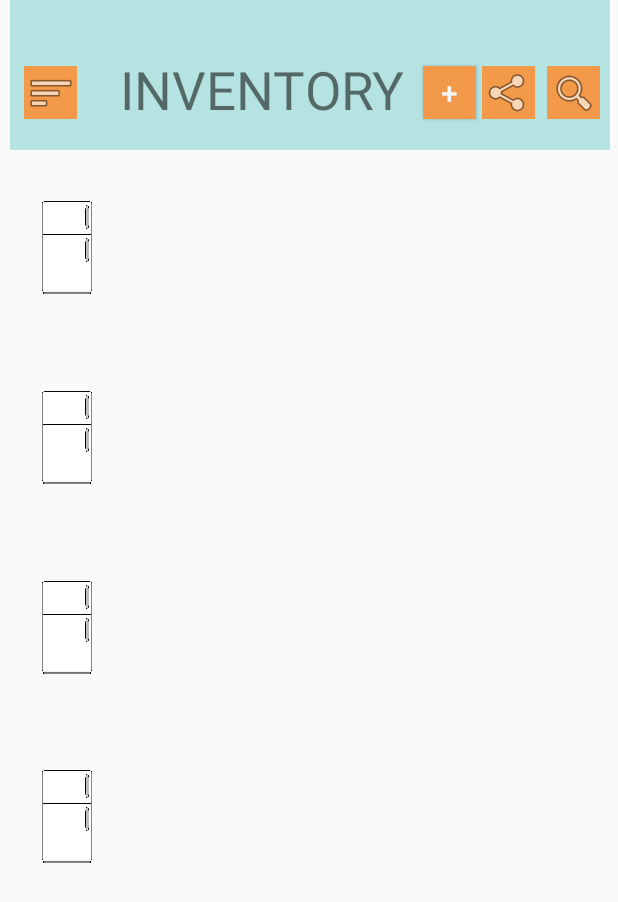
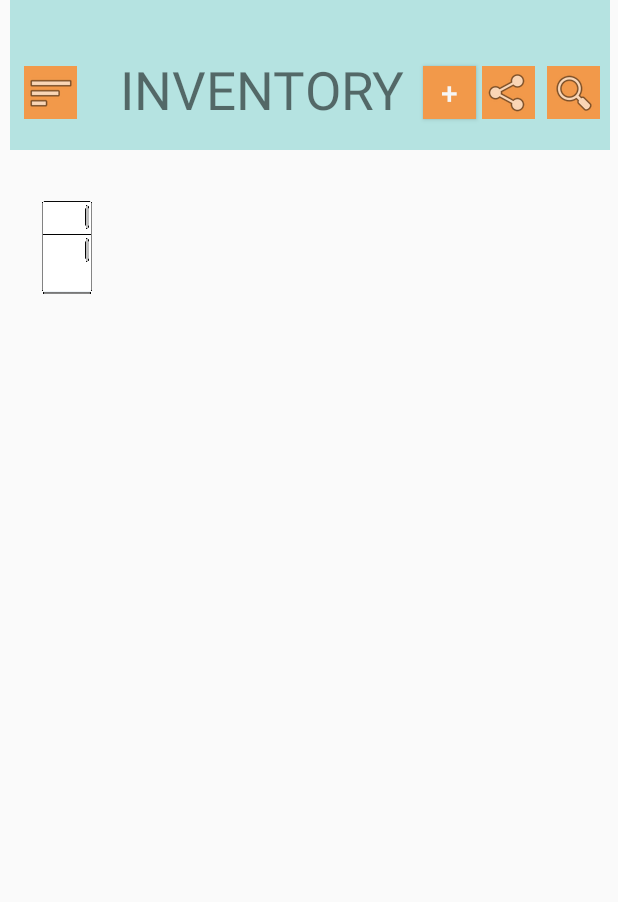
Before and after one commit to amayasolo/Scalar, an Android app: the layout activity_inventory.xml on its own in the app's theme, with its tools: preview values and no code run, on a phone screen of 412 x 824 dp. Shown: the top 902 px of the screen. Run offline under Robolectric (Android 15) with nearby library versions, the phone set to English and light mode, and no system bars; Roboto replaces fonts that are not available here.

Commit message:
listview works

```diff
--- a/app/src/main/res/layout/activity_inventory.xml
+++ b/app/src/main/res/layout/activity_inventory.xml
@@ -8,30 +8,10 @@
         tools:context=".Inventory">
     <ImageView
             android:layout_width="33dp"
-            android:layout_height="114dp" app:srcCompat="@drawable/fridge" android:id="@+id/fridge3"
-            app:layout_constraintStart_toStartOf="parent"
-            android:layout_marginLeft="28dp" android:layout_marginStart="28dp"
-            app:layout_constraintTop_toBottomOf="@+id/imageView7"
-            app:layout_constraintBottom_toTopOf="@+id/fridge4"/>
-    <ImageView
-            android:layout_width="33dp"
             android:layout_height="114dp" app:srcCompat="@drawable/fridge" android:id="@+id/fridge1"
             app:layout_constraintStart_toStartOf="parent"
             android:layout_marginLeft="28dp" android:layout_marginStart="28dp" android:layout_marginTop="8dp"
             app:layout_constraintTop_toBottomOf="@+id/toolbar"/>
-    <ImageView
-            android:layout_width="33dp"
-            android:layout_height="114dp" app:srcCompat="@drawable/fridge" android:id="@+id/fridge4"
-            app:layout_constraintStart_toStartOf="parent"
-            android:layout_marginLeft="28dp" android:layout_marginStart="28dp"
-            app:layout_constraintTop_toBottomOf="@+id/fridge3" app:layout_constraintBottom_toBottomOf="parent"
-            android:layout_marginBottom="210dp"/>
-    <ImageView
-            android:layout_width="33dp"
-            android:layout_height="114dp" app:srcCompat="@drawable/fridge" android:id="@+id/imageView7"
-            app:layout_constraintStart_toStartOf="parent"
-            android:layout_marginLeft="28dp" android:layout_marginStart="28dp"
-            app:layout_constraintTop_toBottomOf="@+id/fridge1" app:layout_constraintBottom_toTopOf="@+id/fridge3"/>
     <ListView
             android:layout_width="323dp"
             android:layout_height="708dp"
@@ -42,7 +22,7 @@
             android:layout_marginLeft="8dp" android:layout_marginStart="8dp"
             app:layout_constraintStart_toEndOf="@+id/fridge1"
             app:layout_constraintHorizontal_bias="0.0"
-            app:layout_constraintTop_toBottomOf="@+id/toolbar">
+            app:layout_constraintTop_toBottomOf="@+id/toolbar" android:layout_marginTop="200dp">
     </ListView>
     <androidx.appcompat.widget.Toolbar
             android:layout_width="400dp"
```
Also changed, not shown: app/src/main/java/com/createx/scalar/AddScale.java (+13 -5 lines), app/src/main/java/com/createx/scalar/Inventory.java (+12 -8 lines), app/src/main/java/models/Scale.java (+7 -0 lines), app/src/main/java/models/User.java (+27 -2 lines).
